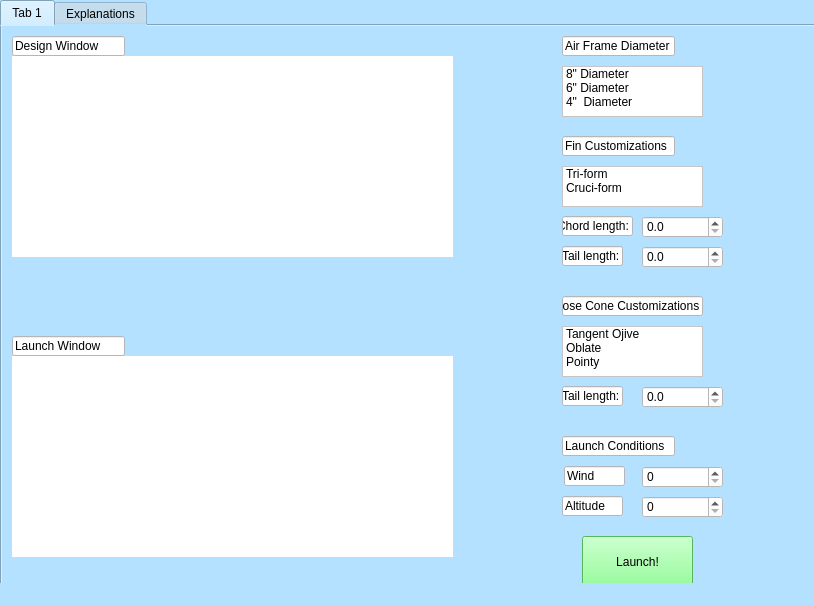
The window that src/drivers/flightSim.ui (leyas/swe4s_flight_simulator) describes before a commit, drawn with Qt 5.
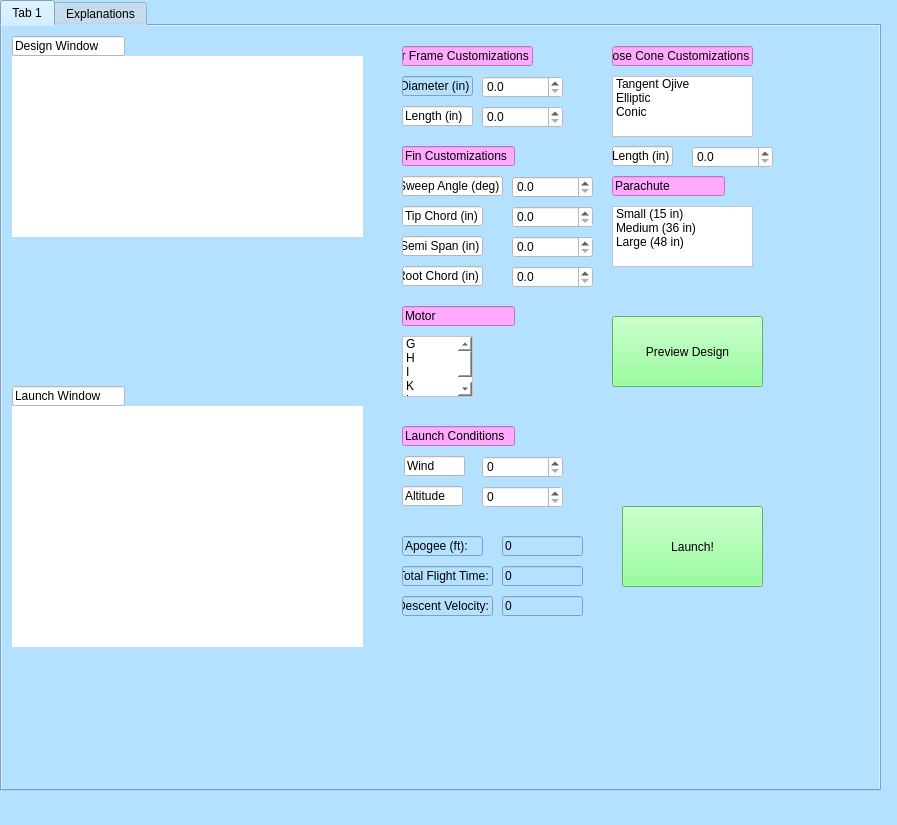
The same window after the commit.

```diff
--- a/src/drivers/flightSim.ui
+++ b/src/drivers/flightSim.ui
@@ -6,8 +6,8 @@
    <rect>
     <x>0</x>
     <y>0</y>
-    <width>814</width>
-    <height>605</height>
+    <width>897</width>
+    <height>825</height>
    </rect>
   </property>
   <property name="windowTitle">
@@ -22,8 +22,8 @@
      <rect>
       <x>0</x>
       <y>0</y>
-      <width>821</width>
-      <height>601</height>
+      <width>881</width>
+      <height>791</height>
      </rect>
     </property>
     <property name="currentIndex">
@@ -36,8 +36,8 @@
      <widget class="QDoubleSpinBox" name="wind_box">
       <property name="geometry">
        <rect>
-        <x>640</x>
-        <y>440</y>
+        <x>480</x>
+        <y>430</y>
         <width>81</width>
         <height>22</height>
        </rect>
@@ -55,17 +55,17 @@
      <widget class="QLineEdit" name="af_d_name">
       <property name="geometry">
        <rect>
-        <x>560</x>
-        <y>10</y>
-        <width>113</width>
+        <x>400</x>
+        <y>50</y>
+        <width>71</width>
         <height>20</height>
        </rect>
       </property>
       <property name="styleSheet">
-       <string notr="true">background-color:rgb(255, 255, 255);</string>
+       <string notr="true"/>
       </property>
       <property name="text">
-       <string>Air Frame Diameter</string>
+       <string>Diameter (in)</string>
       </property>
      </widget>
      <widget class="QLineEdit" name="lineEdit_3">
@@ -87,14 +87,14 @@
      <widget class="QLineEdit" name="lc_name">
       <property name="geometry">
        <rect>
-        <x>560</x>
-        <y>410</y>
+        <x>400</x>
+        <y>400</y>
         <width>113</width>
         <height>20</height>
        </rect>
       </property>
       <property name="styleSheet">
-       <string notr="true">background-color:rgb(255, 255, 255);</string>
+       <string notr="true">background-color:rgb(255, 170, 255);</string>
       </property>
       <property name="text">
        <string>Launch Conditions</string>
@@ -103,9 +103,9 @@
      <widget class="QLineEdit" name="tl_name">
       <property name="geometry">
        <rect>
-        <x>560</x>
-        <y>220</y>
-        <width>61</width>
+        <x>400</x>
+        <y>210</y>
+        <width>81</width>
         <height>20</height>
        </rect>
       </property>
@@ -113,14 +113,14 @@
        <string notr="true">background-color:rgb(255, 255, 255);</string>
       </property>
       <property name="text">
-       <string>Tail length:</string>
+       <string>Semi Span (in)</string>
       </property>
      </widget>
      <widget class="QDoubleSpinBox" name="tl_input">
       <property name="geometry">
        <rect>
-        <x>640</x>
-        <y>220</y>
+        <x>510</x>
+        <y>210</y>
         <width>81</width>
         <height>22</height>
        </rect>
@@ -137,8 +137,8 @@
        <rect>
         <x>10</x>
         <y>30</y>
-        <width>441</width>
-        <height>201</height>
+        <width>351</width>
+        <height>181</height>
        </rect>
       </property>
       <property name="styleSheet">
@@ -148,8 +148,8 @@
      <widget class="QDoubleSpinBox" name="ncl_input">
       <property name="geometry">
        <rect>
-        <x>640</x>
-        <y>360</y>
+        <x>690</x>
+        <y>120</y>
         <width>81</width>
         <height>22</height>
        </rect>
@@ -161,40 +161,17 @@
        <number>1</number>
       </property>
      </widget>
-     <widget class="QListWidget" name="fc_list">
+     <widget class="QLineEdit" name="fn_name">
       <property name="geometry">
        <rect>
-        <x>560</x>
-        <y>140</y>
-        <width>141</width>
-        <height>41</height>
-       </rect>
-      </property>
-      <property name="styleSheet">
-       <string notr="true">background-color:rgb(255, 255, 255);</string>
-      </property>
-      <item>
-       <property name="text">
-        <string>Tri-form</string>
-       </property>
-      </item>
-      <item>
-       <property name="text">
-        <string>Cruci-form</string>
-       </property>
-      </item>
-     </widget>
-     <widget class="QLineEdit" name="fc_nam">
-      <property name="geometry">
-       <rect>
-        <x>560</x>
-        <y>110</y>
+        <x>400</x>
+        <y>120</y>
         <width>113</width>
         <height>20</height>
        </rect>
       </property>
       <property name="styleSheet">
-       <string notr="true">background-color:rgb(255, 255, 255);</string>
+       <string notr="true">background-color:rgb(255, 170, 255);</string>
       </property>
       <property name="text">
        <string>Fin Customizations</string>
@@ -203,10 +180,10 @@
      <widget class="QPushButton" name="launch_button">
       <property name="geometry">
        <rect>
-        <x>580</x>
-        <y>510</y>
-        <width>111</width>
-        <height>51</height>
+        <x>620</x>
+        <y>480</y>
+        <width>141</width>
+        <height>81</height>
        </rect>
       </property>
       <property name="styleSheet">
@@ -220,9 +197,9 @@
       <property name="geometry">
        <rect>
         <x>10</x>
-        <y>330</y>
-        <width>441</width>
-        <height>201</height>
+        <y>380</y>
+        <width>351</width>
+        <height>241</height>
        </rect>
       </property>
       <property name="styleSheet">
@@ -232,9 +209,9 @@
      <widget class="QLineEdit" name="cl_name">
       <property name="geometry">
        <rect>
-        <x>560</x>
-        <y>190</y>
-        <width>71</width>
+        <x>400</x>
+        <y>180</y>
+        <width>81</width>
         <height>20</height>
        </rect>
       </property>
@@ -242,20 +219,20 @@
        <string notr="true">background-color:rgb(255, 255, 255);</string>
       </property>
       <property name="text">
-       <string>Chord length:</string>
+       <string>Tip Chord (in)</string>
       </property>
      </widget>
      <widget class="QLineEdit" name="nc_name">
       <property name="geometry">
        <rect>
-        <x>560</x>
-        <y>270</y>
+        <x>610</x>
+        <y>20</y>
         <width>141</width>
         <height>20</height>
        </rect>
       </property>
       <property name="styleSheet">
-       <string notr="true">background-color:rgb(255, 255, 255);</string>
+       <string notr="true">background-color:rgb(255, 170, 255);</string>
       </property>
       <property name="text">
        <string>Nose Cone Customizations</string>
@@ -265,7 +242,7 @@
       <property name="geometry">
        <rect>
         <x>10</x>
-        <y>310</y>
+        <y>360</y>
         <width>113</width>
         <height>20</height>
        </rect>
@@ -280,8 +257,8 @@
      <widget class="QDoubleSpinBox" name="alt_box">
       <property name="geometry">
        <rect>
-        <x>640</x>
-        <y>470</y>
+        <x>480</x>
+        <y>460</y>
         <width>81</width>
         <height>22</height>
        </rect>
@@ -299,8 +276,8 @@
      <widget class="QDoubleSpinBox" name="cl_input">
       <property name="geometry">
        <rect>
-        <x>640</x>
-        <y>190</y>
+        <x>510</x>
+        <y>180</y>
         <width>81</width>
         <height>22</height>
        </rect>
@@ -315,8 +292,8 @@
      <widget class="QLineEdit" name="ncl_name">
       <property name="geometry">
        <rect>
-        <x>560</x>
-        <y>360</y>
+        <x>610</x>
+        <y>120</y>
         <width>61</width>
         <height>20</height>
        </rect>
@@ -325,14 +302,14 @@
        <string notr="true">background-color:rgb(255, 255, 255);</string>
       </property>
       <property name="text">
-       <string>Tail length:</string>
+       <string>Length (in)</string>
       </property>
      </widget>
      <widget class="QLineEdit" name="wind_name">
       <property name="geometry">
        <rect>
-        <x>562</x>
-        <y>440</y>
+        <x>402</x>
+        <y>430</y>
         <width>61</width>
         <height>20</height>
        </rect>
@@ -347,8 +324,8 @@
      <widget class="QLineEdit" name="alt_name">
       <property name="geometry">
        <rect>
-        <x>560</x>
-        <y>470</y>
+        <x>400</x>
+        <y>460</y>
         <width>61</width>
         <height>20</height>
        </rect>
@@ -360,41 +337,13 @@
        <string>Altitude</string>
       </property>
      </widget>
-     <widget class="QListWidget" name="af_d_list">
-      <property name="geometry">
-       <rect>
-        <x>560</x>
-        <y>40</y>
-        <width>141</width>
-        <height>51</height>
-       </rect>
-      </property>
-      <property name="styleSheet">
-       <string notr="true">background-color:rgb(255, 255, 255);</string>
-      </property>
-      <item>
-       <property name="text">
-        <string>8&quot; Diameter</string>
-       </property>
-      </item>
-      <item>
-       <property name="text">
-        <string>6&quot; Diameter</string>
-       </property>
-      </item>
-      <item>
-       <property name="text">
-        <string>4&quot;  Diameter</string>
-       </property>
-      </item>
-     </widget>
      <widget class="QListWidget" name="nc_list">
       <property name="geometry">
        <rect>
-        <x>560</x>
-        <y>300</y>
+        <x>610</x>
+        <y>50</y>
         <width>141</width>
-        <height>51</height>
+        <height>61</height>
        </rect>
       </property>
       <property name="styleSheet">
@@ -407,15 +356,340 @@
       </item>
       <item>
        <property name="text">
-        <string>Oblate</string>
+        <string>Elliptic</string>
        </property>
       </item>
       <item>
        <property name="text">
-        <string>Pointy</string>
+        <string>Conic</string>
        </property>
       </item>
      </widget>
+     <widget class="QDoubleSpinBox" name="af_d_input">
+      <property name="geometry">
+       <rect>
+        <x>480</x>
+        <y>50</y>
+        <width>81</width>
+        <height>22</height>
+       </rect>
+      </property>
+      <property name="styleSheet">
+       <string notr="true">background-color:rgb(255, 255, 255);</string>
+      </property>
+      <property name="decimals">
+       <number>1</number>
+      </property>
+     </widget>
+     <widget class="QLineEdit" name="af_l_name">
+      <property name="geometry">
+       <rect>
+        <x>400</x>
+        <y>80</y>
+        <width>71</width>
+        <height>20</height>
+       </rect>
+      </property>
+      <property name="styleSheet">
+       <string notr="true">background-color:rgb(255, 255, 255);</string>
+      </property>
+      <property name="text">
+       <string>Length (in)</string>
+      </property>
+     </widget>
+     <widget class="QDoubleSpinBox" name="af_l_input">
+      <property name="geometry">
+       <rect>
+        <x>480</x>
+        <y>80</y>
+        <width>81</width>
+        <height>22</height>
+       </rect>
+      </property>
+      <property name="styleSheet">
+       <string notr="true">background-color:rgb(255, 255, 255);</string>
+      </property>
+      <property name="decimals">
+       <number>1</number>
+      </property>
+     </widget>
+     <widget class="QLineEdit" name="af_name">
+      <property name="geometry">
+       <rect>
+        <x>400</x>
+        <y>20</y>
+        <width>131</width>
+        <height>20</height>
+       </rect>
+      </property>
+      <property name="styleSheet">
+       <string notr="true">background-color:rgb(255, 170, 255);</string>
+      </property>
+      <property name="text">
+       <string>Air Frame Customizations</string>
+      </property>
+     </widget>
+     <widget class="QPushButton" name="prev_button">
+      <property name="geometry">
+       <rect>
+        <x>610</x>
+        <y>290</y>
+        <width>151</width>
+        <height>71</height>
+       </rect>
+      </property>
+      <property name="styleSheet">
+       <string notr="true">background-color:rgb(119, 255, 128);</string>
+      </property>
+      <property name="text">
+       <string>Preview Design</string>
+      </property>
+     </widget>
+     <widget class="QLineEdit" name="sweep_name">
+      <property name="geometry">
+       <rect>
+        <x>400</x>
+        <y>150</y>
+        <width>101</width>
+        <height>20</height>
+       </rect>
+      </property>
+      <property name="styleSheet">
+       <string notr="true">background-color:rgb(255, 255, 255);</string>
+      </property>
+      <property name="text">
+       <string>Sweep Angle (deg)</string>
+      </property>
+     </widget>
+     <widget class="QDoubleSpinBox" name="sweep_input">
+      <property name="geometry">
+       <rect>
+        <x>510</x>
+        <y>150</y>
+        <width>81</width>
+        <height>22</height>
+       </rect>
+      </property>
+      <property name="styleSheet">
+       <string notr="true">background-color:rgb(255, 255, 255);</string>
+      </property>
+      <property name="decimals">
+       <number>1</number>
+      </property>
+     </widget>
+     <widget class="QLineEdit" name="root_name">
+      <property name="geometry">
+       <rect>
+        <x>400</x>
+        <y>240</y>
+        <width>81</width>
+        <height>20</height>
+       </rect>
+      </property>
+      <property name="styleSheet">
+       <string notr="true">background-color:rgb(255, 255, 255);</string>
+      </property>
+      <property name="text">
+       <string>Root Chord (in)</string>
+      </property>
+     </widget>
+     <widget class="QDoubleSpinBox" name="root_input">
+      <property name="geometry">
+       <rect>
+        <x>510</x>
+        <y>240</y>
+        <width>81</width>
+        <height>22</height>
+       </rect>
+      </property>
+      <property name="styleSheet">
+       <string notr="true">background-color:rgb(255, 255, 255);</string>
+      </property>
+      <property name="decimals">
+       <number>1</number>
+      </property>
+     </widget>
+     <widget class="QLineEdit" name="par_name">
+      <property name="geometry">
+       <rect>
+        <x>610</x>
+        <y>150</y>
+        <width>113</width>
+        <height>20</height>
+       </rect>
+      </property>
+      <property name="styleSheet">
+       <string notr="true">background-color:rgb(255, 170, 255);</string>
+      </property>
+      <property name="text">
+       <string>Parachute</string>
+      </property>
+     </widget>
+     <widget class="QListWidget" name="par_list">
+      <property name="geometry">
+       <rect>
+        <x>610</x>
+        <y>180</y>
+        <width>141</width>
+        <height>61</height>
+       </rect>
+      </property>
+      <property name="styleSheet">
+       <string notr="true">background-color:rgb(255, 255, 255);</string>
+      </property>
+      <item>
+       <property name="text">
+        <string>Small (15 in)</string>
+       </property>
+      </item>
+      <item>
+       <property name="text">
+        <string>Medium (36 in)</string>
+       </property>
+      </item>
+      <item>
+       <property name="text">
+        <string>Large (48 in)</string>
+       </property>
+      </item>
+     </widget>
+     <widget class="QLineEdit" name="motor_name">
+      <property name="geometry">
+       <rect>
+        <x>400</x>
+        <y>280</y>
+        <width>113</width>
+        <height>20</height>
+       </rect>
+      </property>
+      <property name="styleSheet">
+       <string notr="true">background-color:rgb(255, 170, 255);</string>
+      </property>
+      <property name="text">
+       <string>Motor</string>
+      </property>
+     </widget>
+     <widget class="QListWidget" name="motor_list">
+      <property name="geometry">
+       <rect>
+        <x>400</x>
+        <y>310</y>
+        <width>71</width>
+        <height>61</height>
+       </rect>
+      </property>
+      <property name="styleSheet">
+       <string notr="true">background-color:rgb(255, 255, 255);</string>
+      </property>
+      <item>
+       <property name="text">
+        <string>G</string>
+       </property>
+      </item>
+      <item>
+       <property name="text">
+        <string>H</string>
+       </property>
+      </item>
+      <item>
+       <property name="text">
+        <string>I</string>
+       </property>
+      </item>
+      <item>
+       <property name="text">
+        <string>K</string>
+       </property>
+      </item>
+      <item>
+       <property name="text">
+        <string>L</string>
+       </property>
+      </item>
+      <item>
+       <property name="text">
+        <string/>
+       </property>
+      </item>
+     </widget>
+     <widget class="QLineEdit" name="ap_label">
+      <property name="geometry">
+       <rect>
+        <x>400</x>
+        <y>510</y>
+        <width>81</width>
+        <height>20</height>
+       </rect>
+      </property>
+      <property name="text">
+       <string>Apogee (ft):</string>
+      </property>
+     </widget>
+     <widget class="QLineEdit" name="time_label">
+      <property name="geometry">
+       <rect>
+        <x>400</x>
+        <y>540</y>
+        <width>91</width>
+        <height>20</height>
+       </rect>
+      </property>
+      <property name="text">
+       <string>Total Flight Time:</string>
+      </property>
+     </widget>
+     <widget class="QLineEdit" name="dV_label">
+      <property name="geometry">
+       <rect>
+        <x>400</x>
+        <y>570</y>
+        <width>91</width>
+        <height>20</height>
+       </rect>
+      </property>
+      <property name="text">
+       <string>Descent Velocity:</string>
+      </property>
+     </widget>
+     <widget class="QLineEdit" name="ap_val">
+      <property name="geometry">
+       <rect>
+        <x>500</x>
+        <y>510</y>
+        <width>81</width>
+        <height>20</height>
+       </rect>
+      </property>
+      <property name="text">
+       <string>0</string>
+      </property>
+     </widget>
+     <widget class="QLineEdit" name="time_val">
+      <property name="geometry">
+       <rect>
+        <x>500</x>
+        <y>540</y>
+        <width>81</width>
+        <height>20</height>
+       </rect>
+      </property>
+      <property name="text">
+       <string>0</string>
+      </property>
+     </widget>
+     <widget class="QLineEdit" name="dV_val">
+      <property name="geometry">
+       <rect>
+        <x>500</x>
+        <y>570</y>
+        <width>81</width>
+        <height>20</height>
+       </rect>
+      </property>
+      <property name="text">
+       <string>0</string>
+      </property>
+     </widget>
     </widget>
     <widget class="QWidget" name="Explanations">
      <attribute name="title">
```
Left out of the diff: 132 changed lines with no effect on the pictures.
